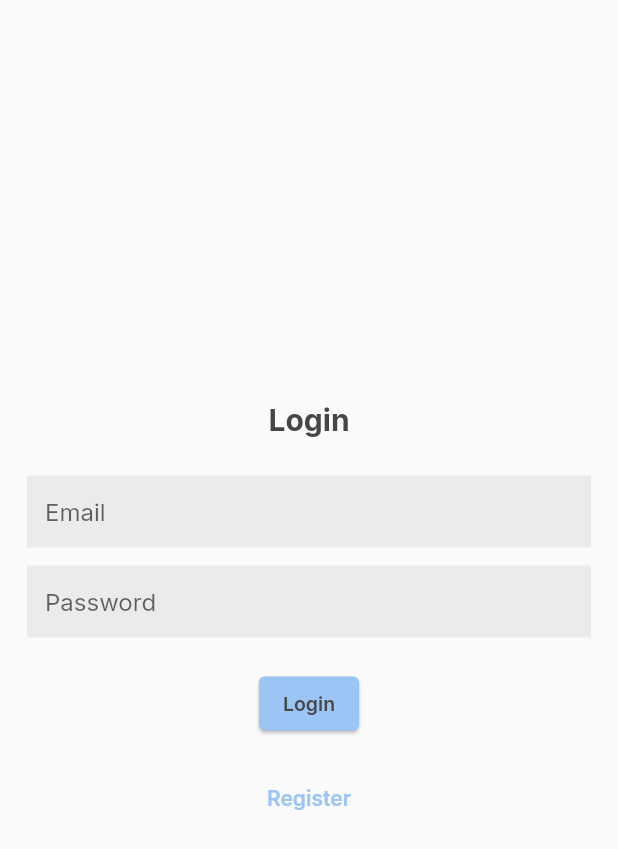
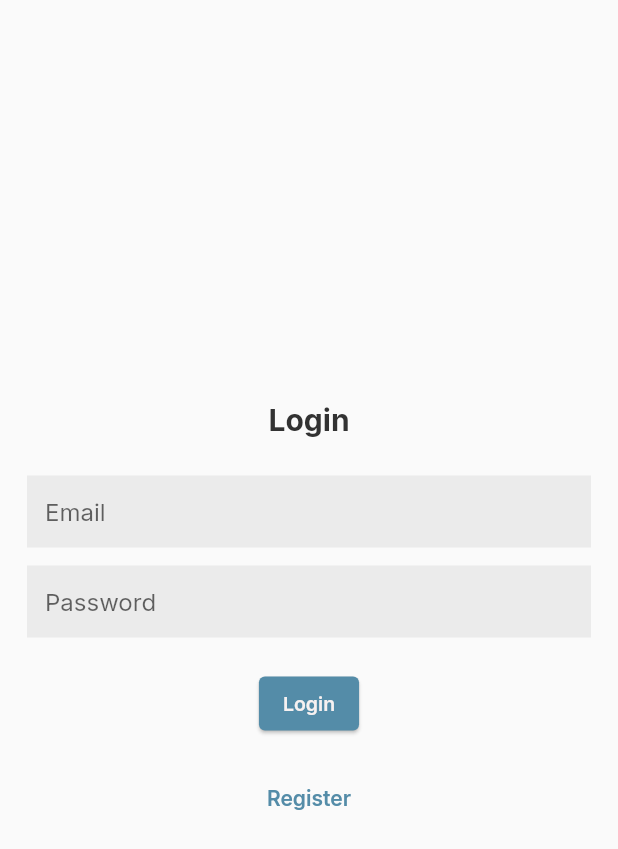
Before and after one commit to nafladiva/hollo-chat-app, a Flutter app: the screen it shows after launch, on a phone screen of 412 x 824 dp. Shown: the top 849 px of the screen. Run offline on Flutter 3.47's test engine with Material 2 defaults, Android fonts, the phone set to English and light mode, and no system bars; our stand-ins replace cloud_firestore, equatable, firebase_auth, firebase_core, firebase_storage, flutter_bloc and 3 more; missing offline and left inert: stream_chat_flutter; accounts and stored records are empty.

Commit message:
fix: update color theme

```diff
--- a/lib/core/my_color.dart
+++ b/lib/core/my_color.dart
@@ -1,8 +1,9 @@
 import 'package:flutter/material.dart';
 
 class MyColor {
-  static const Color primary = Color(0xFF9AC5F4);
+  static const Color primary = Color(0xFF548CA8);
   static const Color secondary = Color(0xFFDCDCDC);
 
-  static const Color text = Color(0xFF464646);
+  static const Color text = Color(0xFF323232);
+  static const Color lightText = Color(0xFFF6F1F1);
 }
--- a/lib/core/themes.dart
+++ b/lib/core/themes.dart
@@ -7,7 +7,10 @@ class Themes {
   static ThemeData get init {
     return ThemeData(
       primaryColor: MyColor.primary,
-      appBarTheme: const AppBarTheme(color: MyColor.primary),
+      appBarTheme: const AppBarTheme(
+        color: MyColor.primary,
+        elevation: 2,
+      ),
       floatingActionButtonTheme: const FloatingActionButtonThemeData(
         backgroundColor: MyColor.primary,
       ),
--- a/lib/features/chat/pages/channel_list_page.dart
+++ b/lib/features/chat/pages/channel_list_page.dart
@@ -57,7 +57,7 @@ class _ChannelListPageState extends State<ChannelListPage> {
         appBar: AppBar(
           title: Text(
             'Hollo',
-            style: TStyles.h4(),
+            style: TStyles.h4(color: MyColor.lightText),
           ),
           actions: [
             Padding(
@@ -73,7 +73,7 @@ class _ChannelListPageState extends State<ChannelListPage> {
                 },
                 child: const Icon(
                   Icons.person,
-                  color: MyColor.text,
+                  color: MyColor.lightText,
                 ),
               ),
             ),
--- a/lib/features/contact/pages/contact_page.dart
+++ b/lib/features/contact/pages/contact_page.dart
@@ -35,7 +35,7 @@ class _ContactPageState extends State<ContactPage> {
         appBar: AppBar(
           title: Text(
             'Contact List',
-            style: TStyles.sh1(),
+            style: TStyles.sh1(color: MyColor.lightText),
           ),
         ),
         body: SingleChildScrollView(
--- a/lib/features/profile/pages/profile_page.dart
+++ b/lib/features/profile/pages/profile_page.dart
@@ -40,7 +40,7 @@ class _ProfilePageState extends State<ProfilePage> {
         appBar: AppBar(
           title: Text(
             'Profile',
-            style: TStyles.sh1(),
+            style: TStyles.h4(color: MyColor.lightText),
           ),
         ),
         body: SafeArea(
--- a/lib/shared/widgets/my_button.dart
+++ b/lib/shared/widgets/my_button.dart
@@ -21,7 +21,7 @@ class MyButton extends StatelessWidget {
       ),
       child: Text(
         text,
-        style: TStyles.sh4(),
+        style: TStyles.sh4(color: MyColor.lightText),
       ),
     );
   }
```
